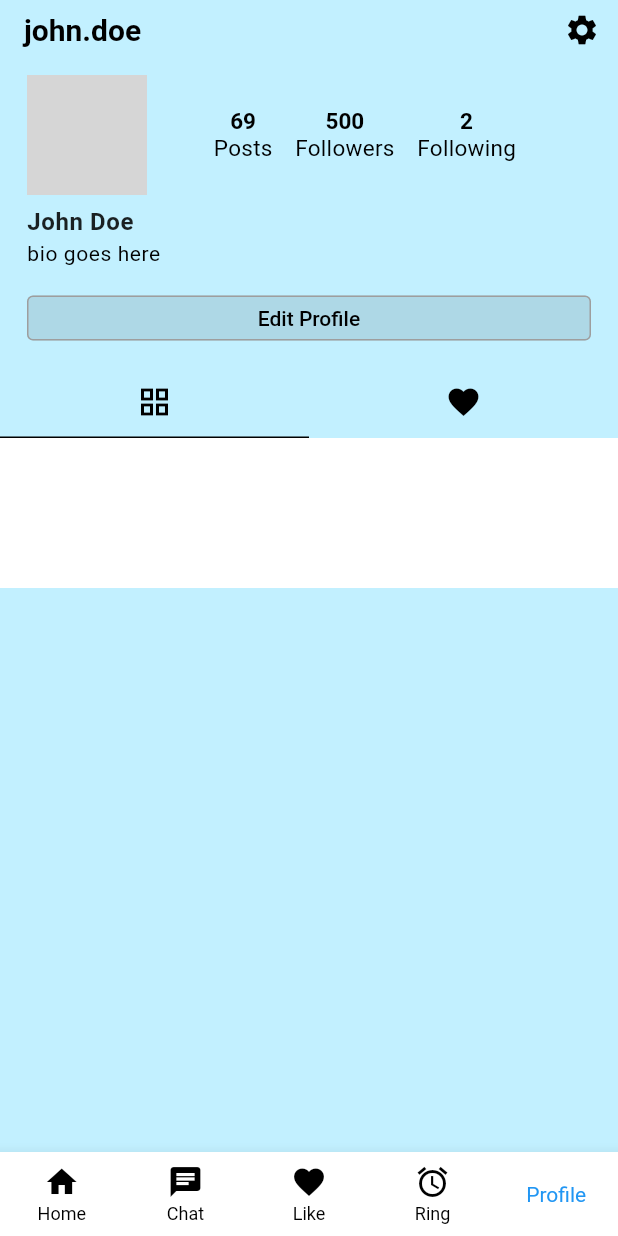
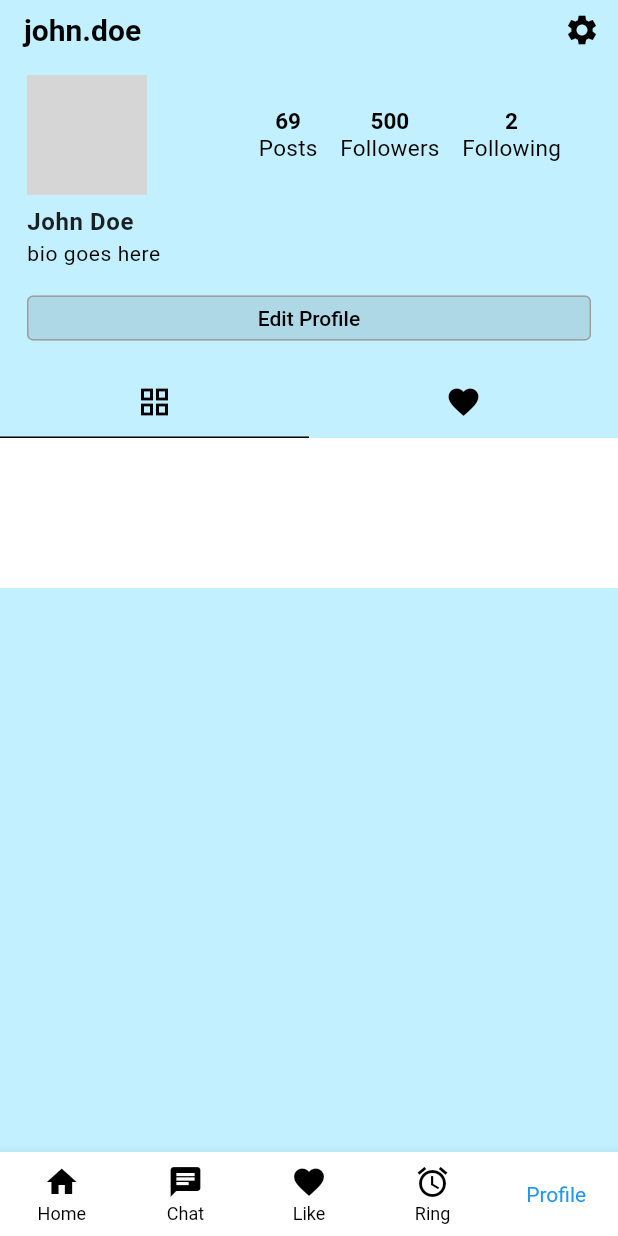
Before and after one commit to KillerSong/Icats, a Flutter app: the screen it shows after launch, item 5 of the bottom bar chosen, on a phone screen of 412 x 824 dp. Run offline on Flutter 3.47's test engine with Material 2 defaults, Android fonts, the phone set to English and light mode, and no system bars; network calls fail; grey boxes are pictures that could not be loaded.

Commit message:
Fix-profile-done

```diff
--- a/lib/util/profile_header_widget.dart
+++ b/lib/util/profile_header_widget.dart
@@ -85,7 +85,7 @@ Widget profileHeaderWidget(BuildContext context) {
                     ],
                   ),
                   SizedBox(
-                    width: 50,
+                    width: 20,
                   ),
                 ],
               ),
```
